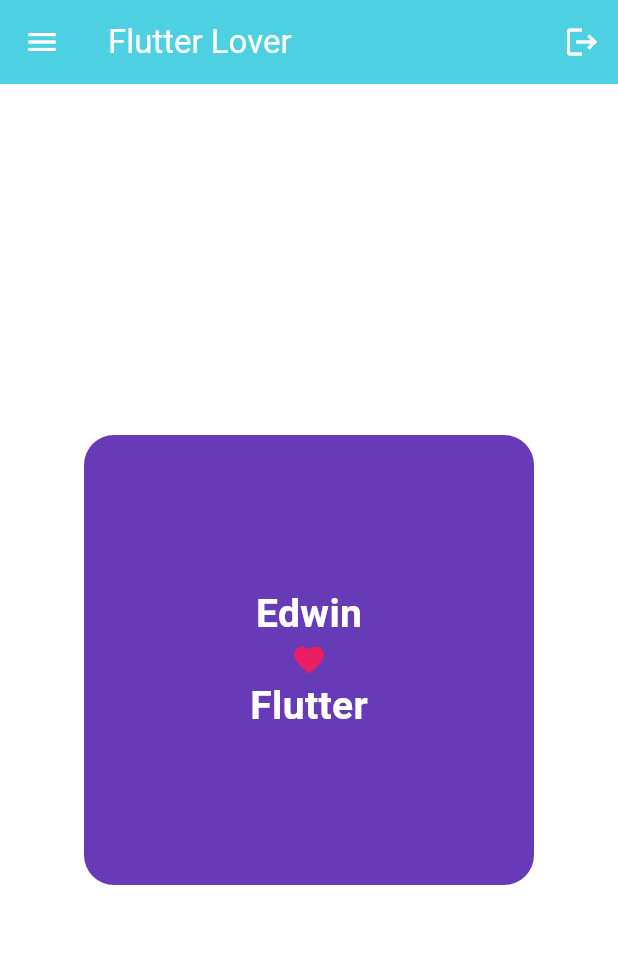
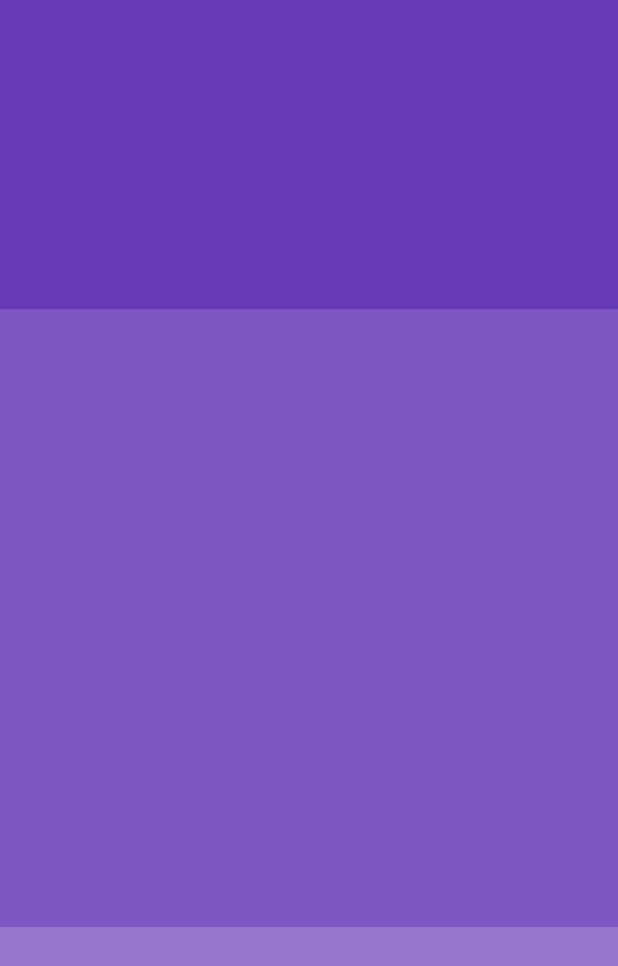
Before and after one commit to eacardenase/flutter_todo, a Flutter app: the screen it shows after launch, on a phone screen of 412 x 824 dp. Shown: the top 966 px of the screen. Run offline on Flutter 3.47's test engine with Material 3 defaults, Android fonts, the phone set to English and light mode, and no system bars.

Commit message:
feat: columns and expanded widgets

```diff
--- a/lib/main.dart
+++ b/lib/main.dart
@@ -12,73 +12,25 @@ class MyApp extends StatelessWidget {
     return MaterialApp(
       home: Scaffold(
         backgroundColor: Colors.white,
-        appBar: AppBar(
-          title: const Text(
-            "Flutter Lover",
-            style: TextStyle(
-              color: Colors.white,
+        body: Column(
+          children: [
+            Expanded(
+              child: Container(
+                color: Colors.deepPurple,
               ),
             ),
-          backgroundColor: Colors.cyan.shade300,
-          elevation: 0,
-          leading: const Icon(
-            Icons.menu,
-            color: Colors.white,
-          ),
-          actions: [
-            IconButton(
-              onPressed: () {},
-              icon: const Icon(
-                Icons.logout,
-                color: Colors.white,
-              ),
-            )
-          ],
-        ),
-        body: Center(
+            Expanded(
+              flex: 2,
               child: Container(
-            height: 300,
-            width: 300,
-            decoration: const BoxDecoration(
-              borderRadius: BorderRadius.all(
-                Radius.circular(
-                  20,
+                color: Colors.deepPurple.shade400,
               ),
             ),
-              color: Colors.deepPurple,
-            ),
-            padding: const EdgeInsets.all(
-              10,
-            ),
-            child: const Center(
-              child: Column(
-                crossAxisAlignment: CrossAxisAlignment.center,
-                mainAxisAlignment: MainAxisAlignment.center,
-                children: [
-                  Text(
-                    "Edwin",
-                    style: TextStyle(
-                      color: Colors.white,
-                      fontSize: 26,
-                      fontWeight: FontWeight.bold,
+            Expanded(
+              child: Container(
+                color: Colors.deepPurple.shade300,
               ),
             ),
-                  Icon(
-                    Icons.favorite,
-                    color: Colors.pink,
-                  ),
-                  Text(
-                    "Flutter",
-                    style: TextStyle(
-                      color: Colors.white,
-                      fontSize: 26,
-                      fontWeight: FontWeight.bold,
-                    ),
-                  )
           ],
-              ),
-            ),
-          ),
         ),
       ),
       debugShowCheckedModeBanner: false,
```
Lines whose indentation alone changed are shown as unchanged.
